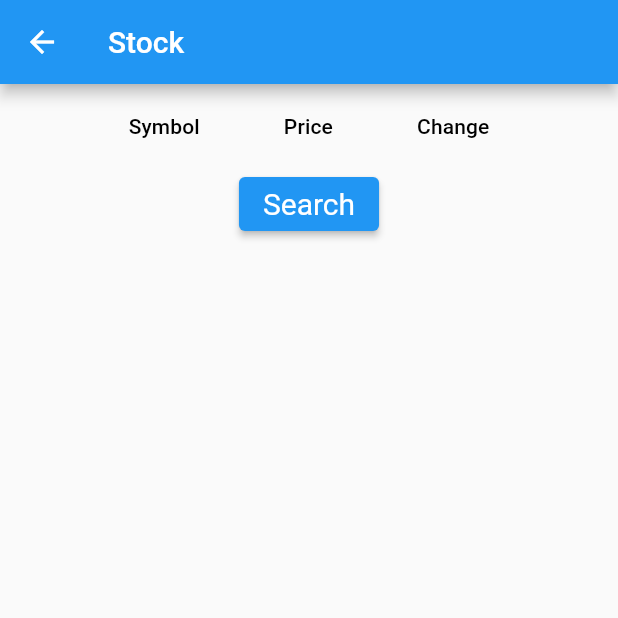
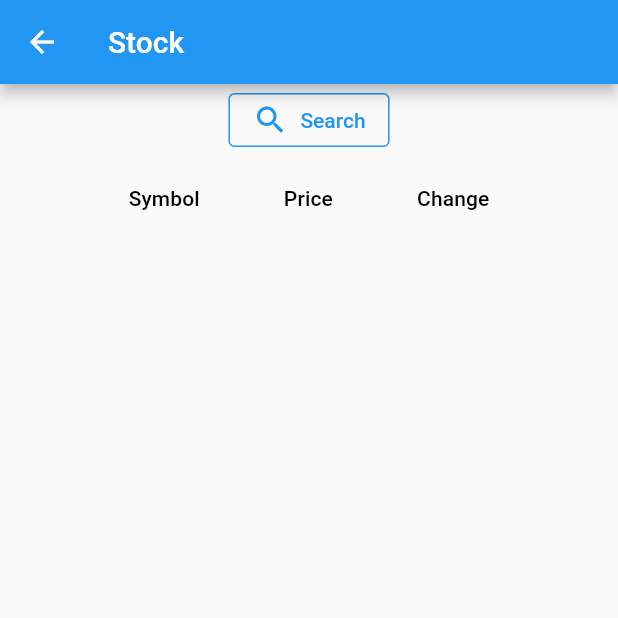
Before and after one commit to svhsp/learning, a Flutter app: the StocksPage screen opened by its route, on a phone screen of 412 x 824 dp, the top half of it. Run offline on Flutter 3.47's test engine with Material 2 defaults, Android fonts, the phone set to English and light mode, and no system bars; our stand-ins replace cloud_firestore, dio, firebase_auth, firebase_core; missing offline and left inert: yahoofin; accounts and stored records are empty; network calls fail.

Commit message:
added stock search and adding it to the stock watcher

```diff
--- a/stocks_app/lib/pages/main.dart
+++ b/stocks_app/lib/pages/main.dart
@@ -46,7 +46,6 @@ class MyApp extends StatelessWidget {
         '/': (context) => const MyHomePage(title: "Sign Up"),
         '/login': (context) => const loginPage(title: "Login"),
         '/homePage': (context) => const StocksPage(title: "Stock"),
-        '/search' : (context) => const search_page(title:"Search for your stock"),
       },
     );
   }
--- a/stocks_app/lib/pages/stockpage.dart
+++ b/stocks_app/lib/pages/stockpage.dart
@@ -18,12 +18,22 @@ import 'dart:math';
 import 'package:intl/intl.dart';
 import 'package:mongles/Widgets/stockclass.dart';
 import 'package:async/async.dart';
+import '../Resources/search_services.dart';
+
 List<String> stockIds = ["APPL", "TSLA", "AMZN"];
 
+final List<String> allStocks = [
+  "APPL", "TSLA", "SIVBQ", "JPM", "GOOG", "AMZN", "NVDA", "MSFT", "BRK.B", "GOOGL", "META", "UNH", "XOM"
+];
+
+final List<String> suggestedStocks = [
+  "APPL", "TSLA", "SIVBQ", "JPM", "GOOG", "AMZN", "NVDA"
+];
 void main(){
   Future<List<Stocks>> result = getStock(stockIds);
   result.then((value) => print("done")).catchError((value) => print("amogues"));
 }
+
 
 class StocksPage extends StatefulWidget {
   const StocksPage({super.key, required this.title});
@@ -45,11 +55,11 @@ class _StocksPageState extends State<StocksPage> {
   }
   @override
   Widget build(BuildContext context) {
+    String selectedStock = '';
     getStockInfo(stockIds);
     Timer timer = Timer.periodic(Duration(seconds: 15), (timer) {
       getStockInfo(stockIds);
     });
-    // super.initState();
     return Scaffold(
       appBar: AppBar(
         title: Text(widget.title),
@@ -57,20 +67,41 @@ class _StocksPageState extends State<StocksPage> {
       body: Center(
         child: Column(
           children: [
+            OutlinedButton.icon(
+              label: Text('Search'),
+              icon: Icon(Icons.search),
+              style: OutlinedButton.styleFrom(
+                  side: BorderSide(color: Colors.blue)
+              ),
+              onPressed: () async {
+                final res = await showSearch(
+                    context: context,
+                    delegate: SearchStock(
+                        stocks: allStocks, suggestedStocks: suggestedStocks
+                    )
+                );
+                setState(() {
+                  selectedStock = res;
+                });
+              },
+            ),
+            selectedStock == '' ? Container() :
+            Expanded(
+                child: ListView.builder(
+                  itemCount: allStocks.length,
+                  itemBuilder: (context, i) {
+                    return ListTile(
+                        title: Text(allStocks[i])
+                    );
+                  },
+                )
+            ),
+
             DataTable(columns: const [
               DataColumn(label: Text("Symbol")),
               DataColumn(label: Text("Price")),
               DataColumn(label: Text("Change")),
             ], rows: buildTable(stockList)),
-            ElevatedButton(
-                onPressed: () {
-                  Navigator.pushNamed(context, '/search');
-                },
-                child: const Text('Search'),
-                style: ElevatedButton.styleFrom(
-                  textStyle: TextStyle(fontSize:20),
-                )
-            )
           ],
         ),
       ),
```
Also changed, not shown: stocks_app/lib/Resources/search_services.dart (added, +77 -0 lines), stocks_app/lib/pages/search_stocks.dart (deleted, +0 -59 lines).
